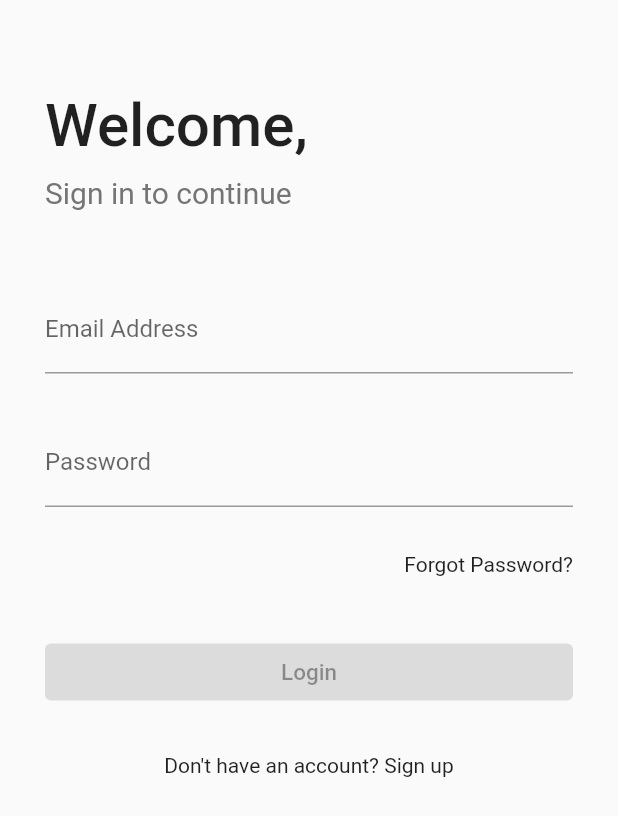
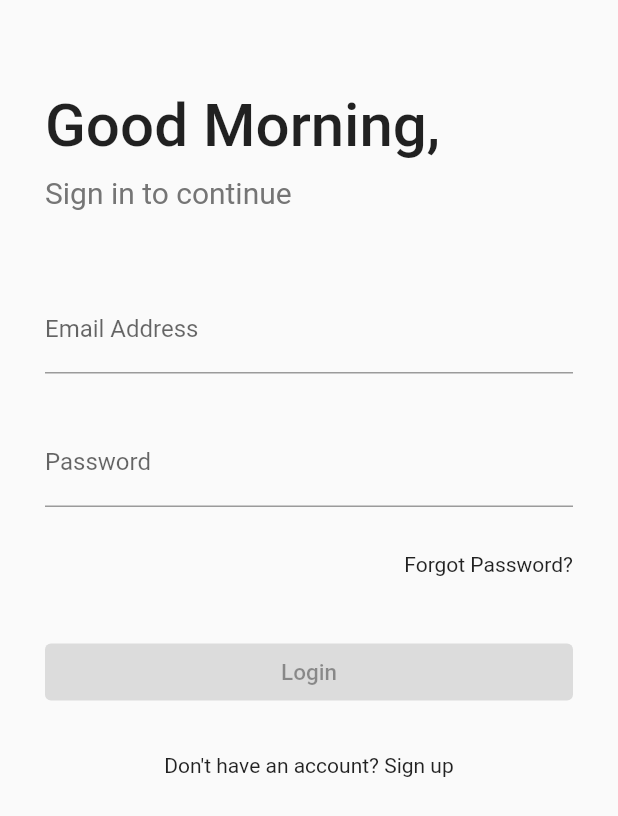
Before and after one commit to EdwinWalela/burgerx-mobile, a Flutter app: the screen it shows after launch, on a phone screen of 412 x 824 dp. Shown: the top 816 px of the screen. Run offline on Flutter 3.47's test engine with Material 2 defaults, Android fonts, the phone set to English and light mode, and no system bars; our stand-ins replace rxdart.

Commit message:
login greetings

```diff
--- a/lib/src/resources/auth_api_provider.dart
+++ b/lib/src/resources/auth_api_provider.dart
@@ -32,8 +32,7 @@ class AuthAPIProvider {
       },
     );
 
-    // if 200 store user+token in local db
-    print(response.body);
+    //@TODO: if 200, store user+token in local db
     return response.statusCode;
   }
 }
--- a/lib/src/screens/Login.dart
+++ b/lib/src/screens/Login.dart
@@ -4,7 +4,20 @@ import '../widgets/login_form.dart';
 import '../blocs/login_bloc_provider.dart';
 
 class LoginScreen extends StatelessWidget {
+  String getGreeting(int hr) {
+    if (hr < 12) {
+      return "Good Morning,";
+    } else if (hr < 16) {
+      return "Good Afternoon,";
+    } else {
+      return "Good Evening,";
+    }
+  }
+
   Widget build(BuildContext context) {
+    int hour = DateTime.now().hour;
+    String greeting = getGreeting(hour);
+
     return Scaffold(
       body: SingleChildScrollView(
         child: Padding(
@@ -16,7 +29,7 @@ class LoginScreen extends StatelessWidget {
                 margin: EdgeInsets.only(top: 60),
               ),
               PageHeader(
-                title: "Welcome,",
+                title: greeting,
                 subtitle: "Sign in to continue",
               ),
               Container(
```
